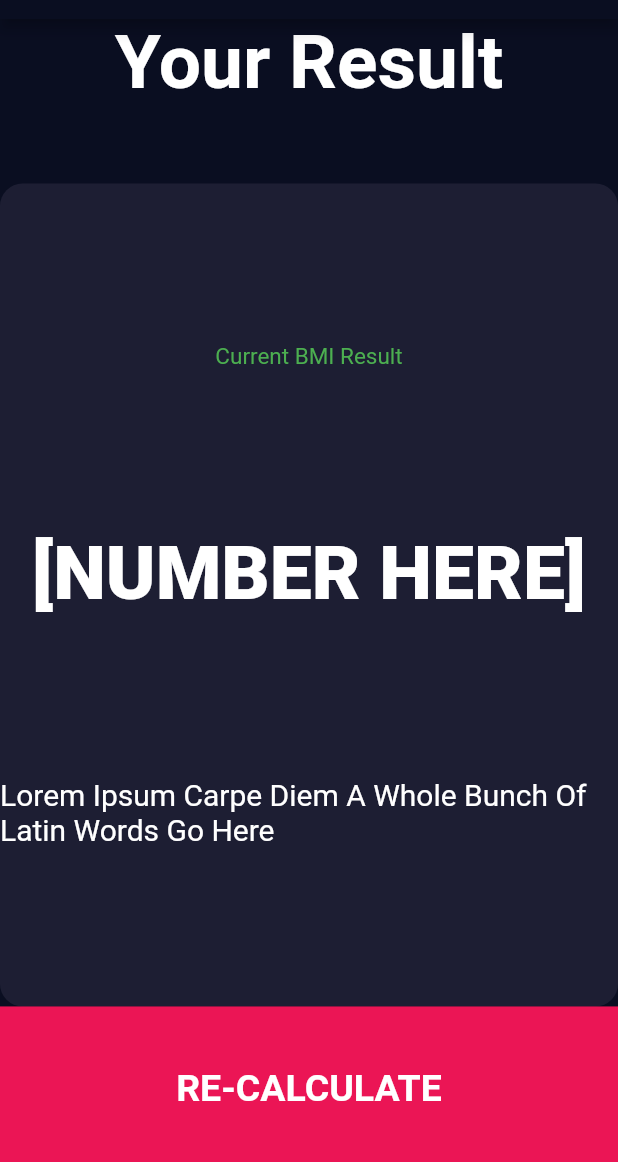
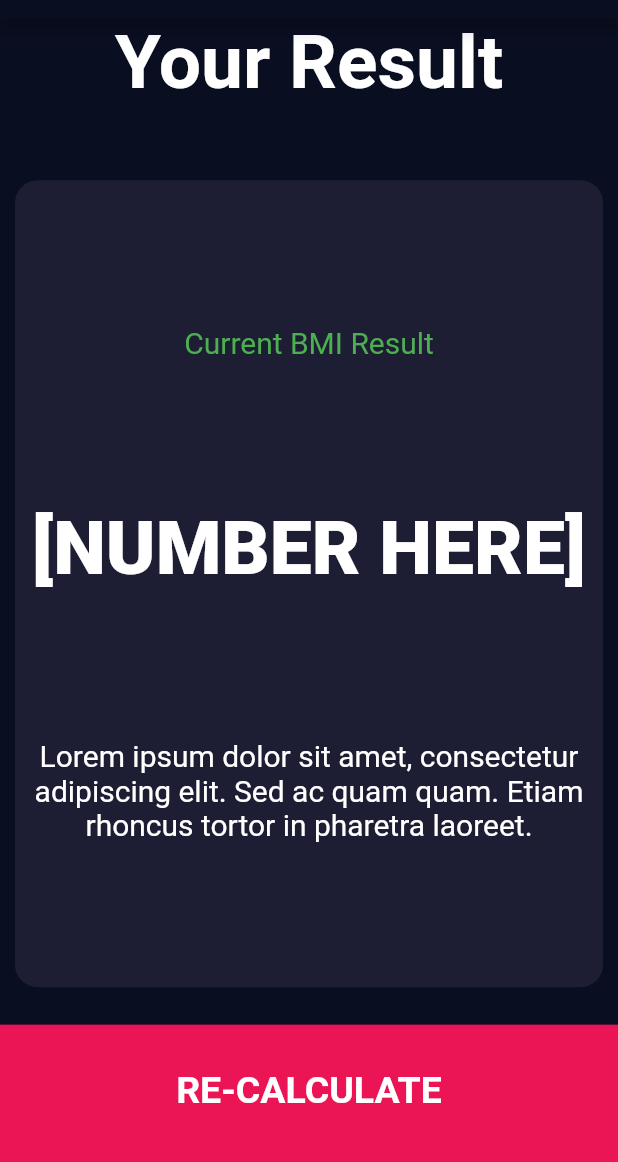
Before and after one commit to Mubanga/FlutterDev-6-BMI-Calculator, a Flutter app: the screen it shows after launch, after a tap on "CALCULATE", on a phone screen of 412 x 824 dp, the part 65-1227 px from its top. Run offline on Flutter 3.47's test engine with Material 2 defaults, Android fonts, the phone set to English and light mode, and no system bars; our stand-ins replace font_awesome_flutter.

Commit message:
BMI Calculator: Refactoring BottomButton and RoundedButton Into Separate Files

```diff
--- /dev/null
+++ b/lib/bottom_button.dart
@@ -0,0 +1,24 @@
+import 'package:flutter/material.dart';
+import 'constants.dart';
+
+class BottomButton extends StatelessWidget {
+  final String buttonText;
+  final Function onClick;
+
+  BottomButton({@required this.buttonText, @required this.onClick});
+
+  @override
+  Widget build(BuildContext context) {
+    return GestureDetector(
+      onTap: onClick,
+      child: Container(
+        color: kColourBottomContainer,
+        margin: EdgeInsets.only(top: 10.0),
+        padding: EdgeInsets.only(bottom: 10.0),
+        width: double.infinity,
+        height: kBottomContainerHeight,
+        child: Center(child: Text(buttonText, style: kTextStyleLargeButton)),
+      ),
+    );
+  }
+}
--- a/lib/input_page.dart
+++ b/lib/input_page.dart
@@ -4,6 +4,8 @@ import 'single_detail_card.dart';
 import 'icon_detail.dart';
 import 'constants.dart';
 import 'results_page.dart';
+import 'bottom_button.dart';
+import 'rounded_button.dart';
 
 enum Gender {
   MALE,
@@ -223,44 +225,18 @@ class _InputPageState extends State<InputPage> {
                       ))
                 ],
               )),
-          GestureDetector(
-            onTap: () {
-              Navigator.push(context, MaterialPageRoute(builder: (context) {
-                return ResultsPage();
-              }));
+          /**
+           * Bottom Button
+           */
+          BottomButton(
+            buttonText: "CALCULATE",
+            onClick: () {
+              Navigator.push(context,
+                  MaterialPageRoute(builder: (context) => ResultsPage()));
             },
-            child: Container(
-              color: kColourBottomContainer,
-              margin: EdgeInsets.only(top: 10.0),
-              padding: EdgeInsets.only(bottom: 10.0),
-              width: double.infinity,
-              height: kBottomContainerHeight,
-              child: Center(
-                  child: Text("CALCULATE", style: kTextStyleLargeButton)),
-            ),
           )
         ],
       ),
     );
   }
 }
-
-class RoundedButton extends StatelessWidget {
-  final IconData icon;
-  final Color colour;
-  final Function onClick;
-
-  RoundedButton(
-      {@required this.icon, @required this.colour, @required this.onClick});
-
-  @override
-  Widget build(BuildContext context) {
-    return RawMaterialButton(
-        elevation: 0.0,
-        constraints: BoxConstraints.tightFor(height: 56.0, width: 56.0),
-        fillColor: kColourRoundedButton,
-        shape: CircleBorder(),
-        child: Icon(icon),
-        onPressed: onClick);
-  }
-}
--- a/lib/results_page.dart
+++ b/lib/results_page.dart
@@ -1,5 +1,6 @@
 import 'package:flutter/material.dart';
 import 'constants.dart';
+import 'bottom_button.dart';
 
 class ResultsPage extends StatelessWidget {
   @override
@@ -27,6 +28,7 @@ class ResultsPage extends StatelessWidget {
           Expanded(
               flex: 5,
               child: Container(
+                margin: EdgeInsets.symmetric(horizontal: 10.0),
                 decoration: BoxDecoration(
                     borderRadius: BorderRadius.circular(15.0),
                     color: kActiveCardColour),
@@ -38,7 +40,7 @@ class ResultsPage extends StatelessWidget {
                     Text(
                       "Current BMI Result",
                       style: TextStyle(
-                        fontSize: 15.0,
+                        fontSize: 20.0,
                         color: Colors.green,
                       ),
                     ),
@@ -47,26 +49,26 @@ class ResultsPage extends StatelessWidget {
                       style: kTextStyleNumbers,
                     ),
                     Text(
-                      "Lorem Ipsum Carpe Diem A Whole Bunch Of Latin Words Go Here",
+                      "Lorem ipsum dolor sit amet, consectetur adipiscing elit. Sed ac quam quam. Etiam rhoncus tortor in pharetra laoreet.",
+                      textAlign: TextAlign.center,
                       style: TextStyle(color: Colors.white, fontSize: 20.0),
                     )
                   ],
                 ),
               )),
+          SizedBox(
+            height: 15.0,
+          ),
           /**
            * RE-CALCULATE Button
            */
           Expanded(
-              child: Container(
-            color: kColourBottomContainer,
-            width: double.infinity,
-            child: Center(
-              child: Text(
-                "RE-CALCULATE",
-                style: kTextStyleLargeButton,
-              ),
-            ),
-          ))
+            child: BottomButton(
+                buttonText: "RE-CALCULATE",
+                onClick: () {
+                  Navigator.pop(context);
+                }),
+          )
         ],
       ),
     );
--- /dev/null
+++ b/lib/rounded_button.dart
@@ -0,0 +1,22 @@
+import 'package:flutter/material.dart';
+import 'constants.dart';
+
+class RoundedButton extends StatelessWidget {
+  final IconData icon;
+  final Color colour;
+  final Function onClick;
+
+  RoundedButton(
+      {@required this.icon, @required this.colour, @required this.onClick});
+
+  @override
+  Widget build(BuildContext context) {
+    return RawMaterialButton(
+        elevation: 0.0,
+        constraints: BoxConstraints.tightFor(height: 56.0, width: 56.0),
+        fillColor: kColourRoundedButton,
+        shape: CircleBorder(),
+        child: Icon(icon),
+        onPressed: onClick);
+  }
+}
```
